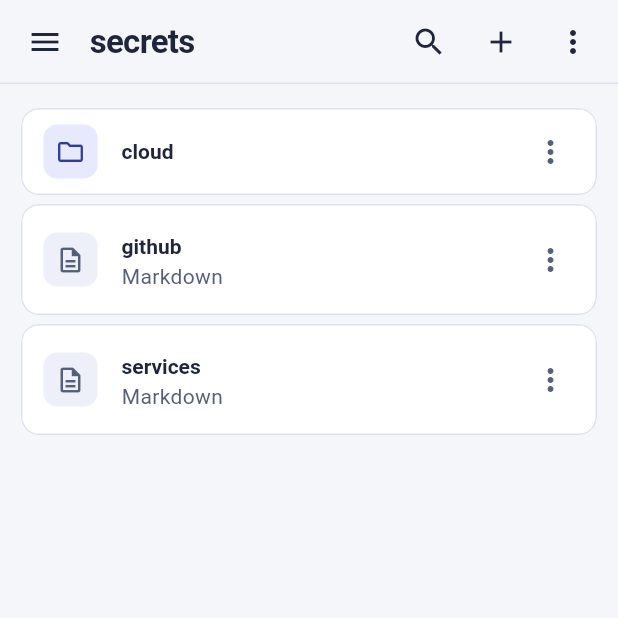
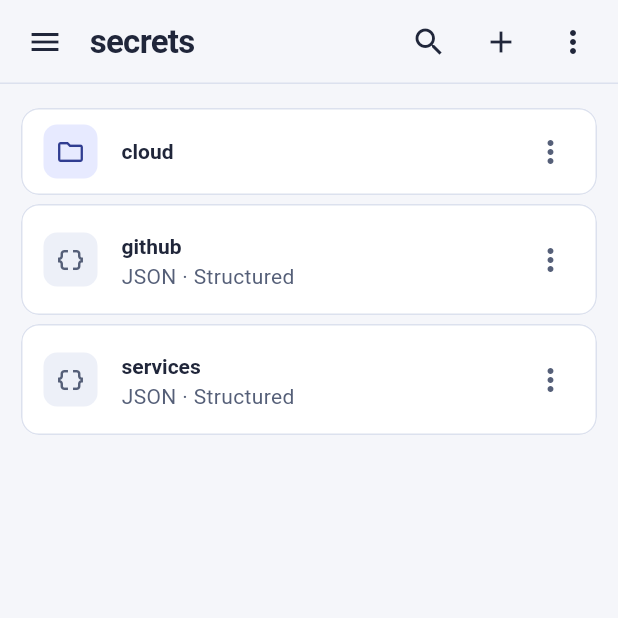
Before and after one commit to starfall-org/JSON-notebook, a Flutter app: the screen it shows after launch, after a tap on "Explore demo", on a phone screen of 412 x 824 dp, the top half of it. Run offline on Flutter 3.47's test engine with Material 3 defaults, Android fonts, the phone set to English and light mode, and no system bars; our stand-ins replace firebase_auth, firebase_core, google_sign_in, shared_preferences; accounts and stored records are empty.

Commit message:
Ship JSON documents in the demo vault

````diff
--- a/lib/vault_store.dart
+++ b/lib/vault_store.dart
@@ -50,27 +50,54 @@ class DemoStore implements VaultStore {
     ),
     'services': const DriveEntry(
       id: 'services',
-      name: 'services.md',
-      mimeType: 'text/markdown',
+      name: 'services.json',
+      mimeType: 'application/json',
       parentId: 'root',
     ),
     'github': const DriveEntry(
       id: 'github',
-      name: 'github.md',
-      mimeType: 'text/markdown',
+      name: 'github.json',
+      mimeType: 'application/json',
       parentId: 'root',
     ),
     'main': const DriveEntry(
       id: 'main',
-      name: 'main.md',
-      mimeType: 'text/markdown',
+      name: 'main.json',
+      mimeType: 'application/json',
       parentId: 'cloud',
     ),
   };
   final Map<String, String> _content = {
-    'services': '# Services\n\n## Production\n\n- **Notes**\n\n    ```env\n    API_URL=https://example.internal\n    TOKEN=demo-value\n    ```\n\n## Staging\n\n- **Notes**\n\n    ```text\n    Notes for staging.\n    ```',
-    'github': '# GitHub\n\n## Personal\n\n- **Username**\n\n    ```text\n    demo-user\n    ```',
-    'main': '# Cloud\n\n## Main project\n\n- **Region**\n\n    ```text\n    asia-southeast1\n    ```',
+    'services': r'''{
+  "Services": {
+    "Production": {
+      "Notes": [
+        "API_URL=https://api.example.com\nTOKEN=demo-value",
+        "Example values for the production environment."
+      ]
+    },
+    "Staging": {
+      "Notes": "Notes for staging."
+    }
+  }
+}
+''',
+    'github': '''{
+  "GitHub": {
+    "Personal": {
+      "Username": "demo-user"
+    }
+  }
+}
+''',
+    'main': '''{
+  "Cloud": {
+    "Main project": {
+      "Region": "asia-southeast1"
+    }
+  }
+}
+''',
   };
   @override
   Future<DriveEntry> root() async => _entries['root']!;
````
Also changed, not shown: 4 other files.
